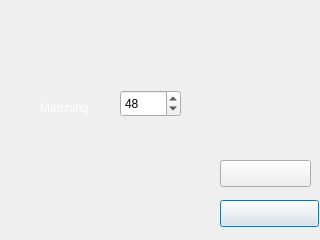
The window that dialogsetting.ui (racroi3010/nr-smartface) describes before a commit, drawn with Qt 5.
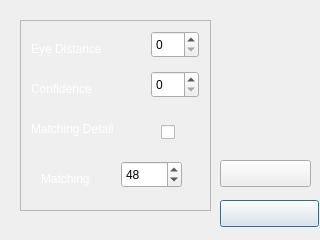
The same window after the commit. Icons and pictures are not drawn.

```diff
--- a/dialogsetting.ui
+++ b/dialogsetting.ui
@@ -60,34 +60,138 @@
     <string/>
    </property>
   </widget>
-  <widget class="QLabel" name="label_6">
+  <widget class="QScrollArea" name="scrollArea">
    <property name="geometry">
     <rect>
-     <x>40</x>
-     <y>100</y>
-     <width>71</width>
-     <height>17</height>
+     <x>20</x>
+     <y>20</y>
+     <width>191</width>
+     <height>191</height>
     </rect>
    </property>
-   <property name="styleSheet">
-    <string notr="true">background-image: url(:/new/images/images/bg_text_overlay.png);</string>
+   <property name="widgetResizable">
+    <bool>true</bool>
    </property>
-   <property name="text">
-    <string>&lt;html&gt;&lt;head/&gt;&lt;body&gt;&lt;p&gt;&lt;span style=&quot; color:#ffffff;&quot;&gt;Matching&lt;/span&gt;&lt;/p&gt;&lt;/body&gt;&lt;/html&gt;</string>
-   </property>
-  </widget>
-  <widget class="QSpinBox" name="spb_matching">
-   <property name="geometry">
-    <rect>
-     <x>120</x>
-     <y>90</y>
-     <width>61</width>
-     <height>27</height>
-    </rect>
-   </property>
-   <property name="value">
-    <number>48</number>
-   </property>
+   <widget class="QWidget" name="scrollAreaWidgetContents">
+    <property name="geometry">
+     <rect>
+      <x>0</x>
+      <y>0</y>
+      <width>189</width>
+      <height>189</height>
+     </rect>
+    </property>
+    <widget class="QSpinBox" name="spb_matching">
+     <property name="geometry">
+      <rect>
+       <x>100</x>
+       <y>140</y>
+       <width>61</width>
+       <height>27</height>
+      </rect>
+     </property>
+     <property name="value">
+      <number>48</number>
+     </property>
+    </widget>
+    <widget class="QLabel" name="label_6">
+     <property name="geometry">
+      <rect>
+       <x>20</x>
+       <y>150</y>
+       <width>71</width>
+       <height>17</height>
+      </rect>
+     </property>
+     <property name="styleSheet">
+      <string notr="true">background-image: url(:/new/images/images/bg_text_overlay.png);</string>
+     </property>
+     <property name="text">
+      <string>&lt;html&gt;&lt;head/&gt;&lt;body&gt;&lt;p&gt;&lt;span style=&quot; color:#ffffff;&quot;&gt;Matching&lt;/span&gt;&lt;/p&gt;&lt;/body&gt;&lt;/html&gt;</string>
+     </property>
+    </widget>
+    <widget class="QLabel" name="label_7">
+     <property name="geometry">
+      <rect>
+       <x>10</x>
+       <y>100</y>
+       <width>111</width>
+       <height>17</height>
+      </rect>
+     </property>
+     <property name="styleSheet">
+      <string notr="true">background-image: url(:/new/images/images/bg_text_overlay.png);</string>
+     </property>
+     <property name="text">
+      <string>&lt;html&gt;&lt;head/&gt;&lt;body&gt;&lt;p&gt;&lt;span style=&quot; color:#ffffff;&quot;&gt;Matching Detail&lt;/span&gt;&lt;/p&gt;&lt;/body&gt;&lt;/html&gt;</string>
+     </property>
+    </widget>
+    <widget class="QCheckBox" name="cb_matchingdetail">
+     <property name="geometry">
+      <rect>
+       <x>140</x>
+       <y>100</y>
+       <width>21</width>
+       <height>22</height>
+      </rect>
+     </property>
+     <property name="text">
+      <string/>
+     </property>
+    </widget>
+    <widget class="QLabel" name="label_8">
+     <property name="geometry">
+      <rect>
+       <x>10</x>
+       <y>20</y>
+       <width>111</width>
+       <height>17</height>
+      </rect>
+     </property>
+     <property name="styleSheet">
+      <string notr="true">background-image: url(:/new/images/images/bg_text_overlay.png);</string>
+     </property>
+     <property name="text">
+      <string>&lt;html&gt;&lt;head/&gt;&lt;body&gt;&lt;p&gt;&lt;span style=&quot; color:#ffffff;&quot;&gt;Eye Distance&lt;/span&gt;&lt;/p&gt;&lt;/body&gt;&lt;/html&gt;</string>
+     </property>
+    </widget>
+    <widget class="QSpinBox" name="spb_eyedistance">
+     <property name="geometry">
+      <rect>
+       <x>130</x>
+       <y>10</y>
+       <width>48</width>
+       <height>27</height>
+      </rect>
+     </property>
+    </widget>
+    <widget class="QSpinBox" name="spb_confidence">
+     <property name="geometry">
+      <rect>
+       <x>130</x>
+       <y>50</y>
+       <width>48</width>
+       <height>27</height>
+      </rect>
+     </property>
+    </widget>
+    <widget class="QLabel" name="label_9">
+     <property name="geometry">
+      <rect>
+       <x>10</x>
+       <y>60</y>
+       <width>111</width>
+       <height>17</height>
+      </rect>
+     </property>
+     <property name="styleSheet">
+      <string notr="true">background-image: url(:/new/images/images/bg_text_overlay.png);</string>
+     </property>
+     <property name="text">
+      <string>&lt;html&gt;&lt;head/&gt;&lt;body&gt;&lt;p&gt;&lt;span style=&quot; color:#ffffff;&quot;&gt;Confidence&lt;/span&gt;&lt;/p&gt;&lt;/body&gt;&lt;/html&gt;</string>
+     </property>
+    </widget>
+   </widget>
   </widget>
  </widget>
  <resources/>
```
